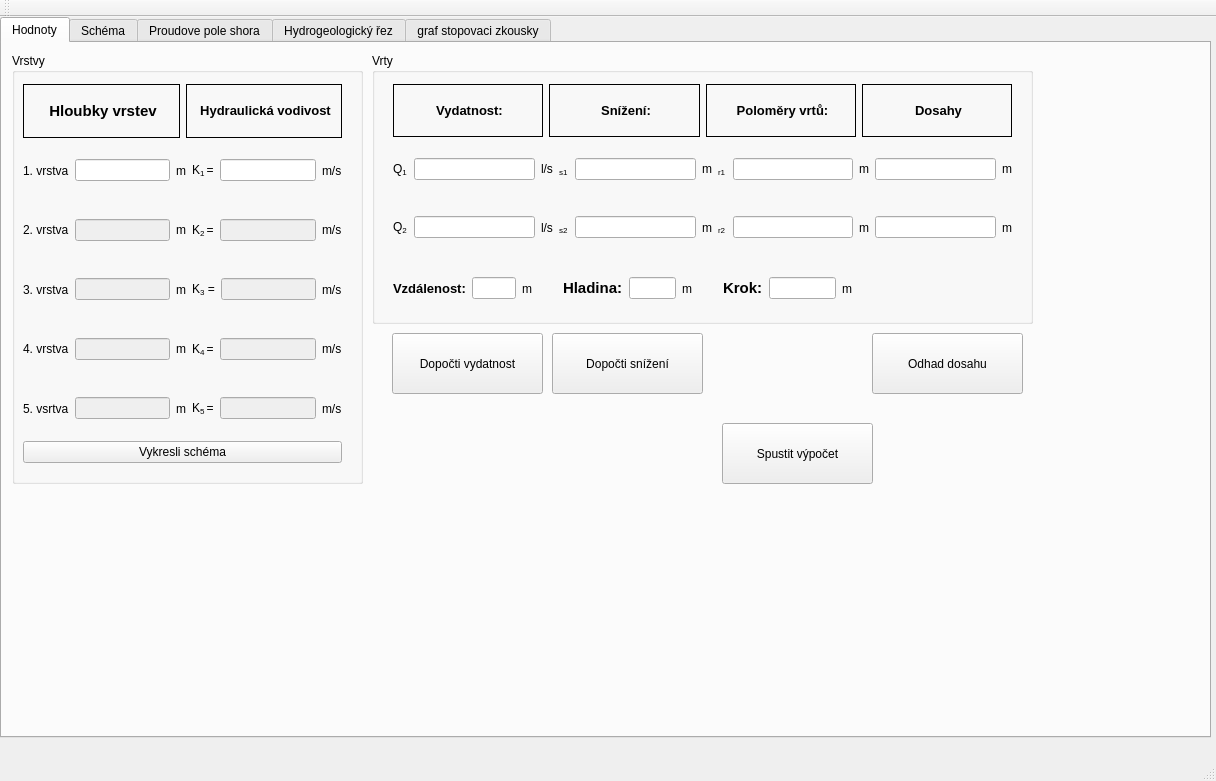
The window that mainwindow.ui (durhan/Program) describes before a commit, drawn with Qt 5.
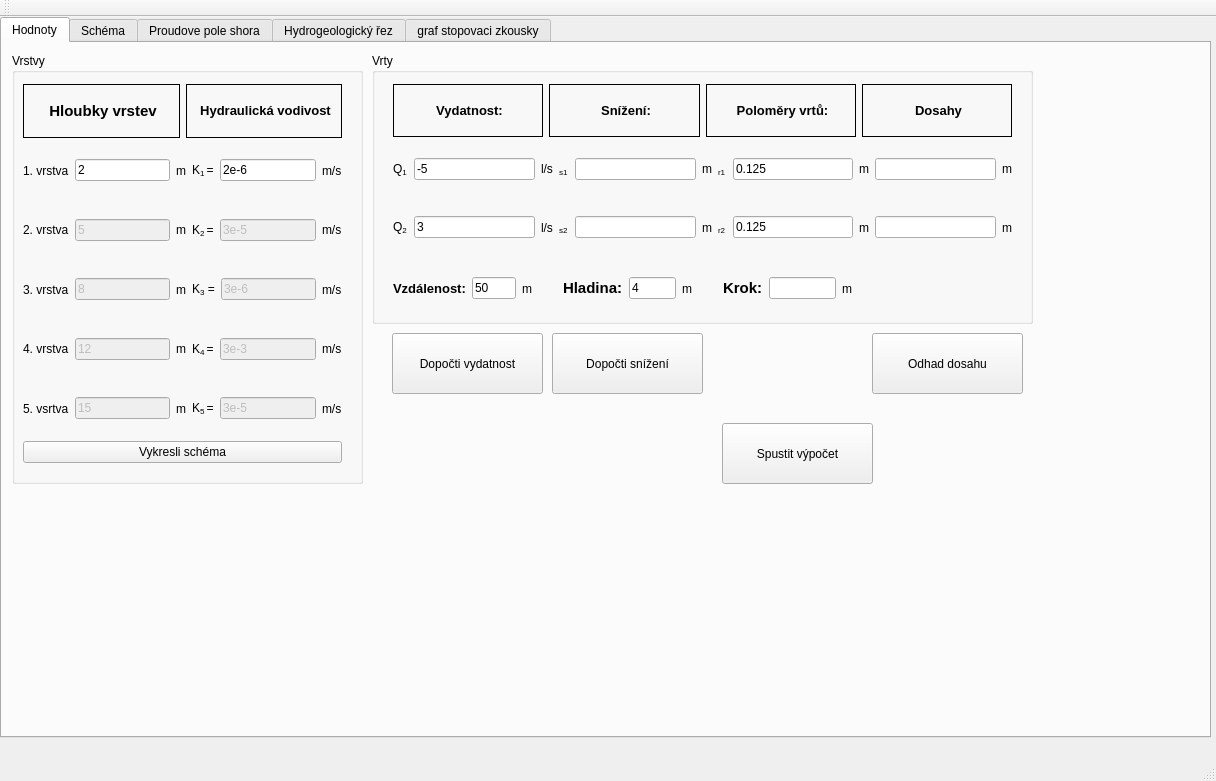
The same window after the commit. The open tabs and pages were chosen to show the change.

Patch:
```diff
--- a/mainwindow.ui
+++ b/mainwindow.ui
@@ -86,7 +86,11 @@
            </widget>
           </item>
           <item>
-           <widget class="QLineEdit" name="lineEdit"/>
+           <widget class="QLineEdit" name="lineEdit">
+            <property name="text">
+             <string>2</string>
+            </property>
+           </widget>
           </item>
           <item>
            <widget class="QLabel" name="label_2">
@@ -103,7 +107,11 @@
            </widget>
           </item>
           <item>
-           <widget class="QLineEdit" name="lineEdit_2"/>
+           <widget class="QLineEdit" name="lineEdit_2">
+            <property name="text">
+             <string>2e-6</string>
+            </property>
+           </widget>
           </item>
           <item>
            <widget class="QLabel" name="label_4">
@@ -128,6 +136,9 @@
             <property name="enabled">
              <bool>false</bool>
             </property>
+            <property name="text">
+             <string>5</string>
+            </property>
            </widget>
           </item>
           <item>
@@ -149,6 +160,9 @@
             <property name="enabled">
              <bool>false</bool>
             </property>
+            <property name="text">
+             <string>3e-5</string>
+            </property>
            </widget>
           </item>
           <item>
@@ -174,6 +188,9 @@
             <property name="enabled">
              <bool>false</bool>
             </property>
+            <property name="text">
+             <string>8</string>
+            </property>
            </widget>
           </item>
           <item>
@@ -195,6 +212,9 @@
             <property name="enabled">
              <bool>false</bool>
             </property>
+            <property name="text">
+             <string>3e-6</string>
+            </property>
            </widget>
           </item>
           <item>
@@ -220,6 +240,9 @@
             <property name="enabled">
              <bool>false</bool>
             </property>
+            <property name="text">
+             <string>12</string>
+            </property>
            </widget>
           </item>
           <item>
@@ -241,6 +264,9 @@
             <property name="enabled">
              <bool>false</bool>
             </property>
+            <property name="text">
+             <string>3e-3</string>
+            </property>
            </widget>
           </item>
           <item>
@@ -266,6 +292,9 @@
             <property name="enabled">
              <bool>false</bool>
             </property>
+            <property name="text">
+             <string>15</string>
+            </property>
             <property name="frame">
              <bool>true</bool>
             </property>
@@ -293,6 +322,9 @@
             <property name="enabled">
              <bool>false</bool>
             </property>
+            <property name="text">
+             <string>3e-5</string>
+            </property>
            </widget>
           </item>
           <item>
@@ -399,7 +431,11 @@
            </widget>
           </item>
           <item>
-           <widget class="QLineEdit" name="lineEdit_11"/>
+           <widget class="QLineEdit" name="lineEdit_11">
+            <property name="text">
+             <string>-5</string>
+            </property>
+           </widget>
           </item>
           <item>
            <widget class="QLabel" name="label_23">
@@ -436,7 +472,11 @@
            </widget>
           </item>
           <item>
-           <widget class="QLineEdit" name="lineEdit_12"/>
+           <widget class="QLineEdit" name="lineEdit_12">
+            <property name="text">
+             <string>0.125</string>
+            </property>
+           </widget>
           </item>
           <item>
            <widget class="QLabel" name="label_26">
@@ -467,7 +507,11 @@
            </widget>
           </item>
           <item>
-           <widget class="QLineEdit" name="lineEdit_14"/>
+           <widget class="QLineEdit" name="lineEdit_14">
+            <property name="text">
+             <string>3</string>
+            </property>
+           </widget>
           </item>
           <item>
            <widget class="QLabel" name="label_30">
@@ -501,7 +545,11 @@
            </widget>
           </item>
           <item>
-           <widget class="QLineEdit" name="lineEdit_15"/>
+           <widget class="QLineEdit" name="lineEdit_15">
+            <property name="text">
+             <string>0.125</string>
+            </property>
+           </widget>
           </item>
           <item>
            <widget class="QLabel" name="label_32">
@@ -542,7 +590,11 @@
          </widget>
         </item>
         <item>
-         <widget class="QLineEdit" name="lineEdit_17"/>
+         <widget class="QLineEdit" name="lineEdit_17">
+          <property name="text">
+           <string>50</string>
+          </property>
+         </widget>
         </item>
         <item>
          <widget class="QLabel" name="label_38">
@@ -571,7 +623,11 @@
          </widget>
         </item>
         <item>
-         <widget class="QLineEdit" name="lineEdit_18"/>
+         <widget class="QLineEdit" name="lineEdit_18">
+          <property name="text">
+           <string>4</string>
+          </property>
+         </widget>
         </item>
         <item>
          <widget class="QLabel" name="label_42">
```
Left out of the diff: 2 changed lines with no effect on the pictures.
